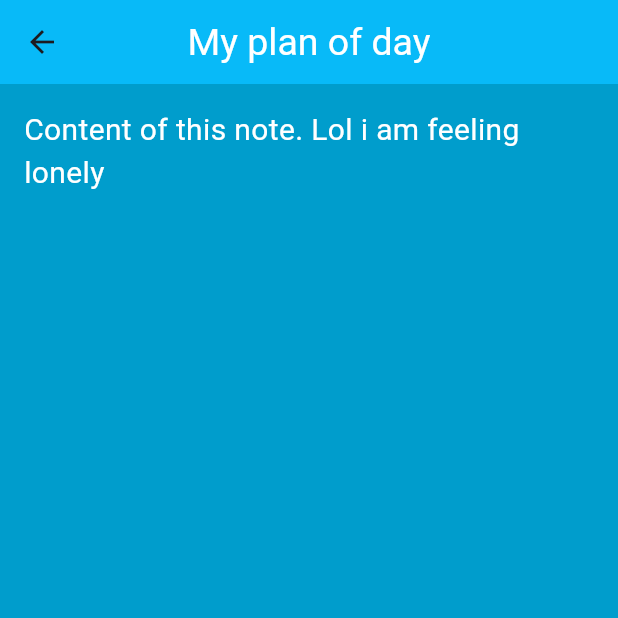
After one commit to faridun-dev/Notes-App, a Flutter app: the screen it shows after launch, after a tap on "My plan of day", on a phone screen of 412 x 824 dp, the top half of it. The commit adds this screen. Run offline on Flutter 3.47's test engine with Material 3 defaults, Android fonts, the phone set to English and light mode, and no system bars.

Commit message:
New Feature: Opening note by tapping on note card

```diff
--- a/lib/pages/home_page.dart
+++ b/lib/pages/home_page.dart
@@ -1,5 +1,6 @@
 import 'package:flutter/material.dart';
 import 'package:notes_app/consts/colors.dart';
+import 'package:notes_app/pages/note_page.dart';
 import 'package:notes_app/utils/add_button_util.dart';
 import 'package:notes_app/utils/app_bar.dart';
 import 'package:notes_app/utils/note_card.dart';
@@ -60,9 +61,22 @@ class _HomePageState extends State<HomePage> {
               ),
             ),
           ),
-          child: NoteCard(
-            title: notes[index][0],
-            content: notes[index][1],
+          child: GestureDetector(
+            onTap: () {
+              Navigator.push(
+                context,
+                MaterialPageRoute(
+                  builder: (context) => NotePage(
+                    notes: notes,
+                    index: index,
+                  ),
+                ),
+              );
+            },
+            child: NoteCard(
+              title: notes[index][0],
+              content: notes[index][1],
+            ),
           ),
         ),
       ),
--- /dev/null
+++ b/lib/pages/note_page.dart
@@ -0,0 +1,52 @@
+import 'package:flutter/material.dart';
+import 'package:notes_app/consts/colors.dart';
+import 'package:notes_app/utils/note_page_app_bar.dart';
+
+class NotePage extends StatefulWidget {
+  final List notes;
+  final int index;
+
+  const NotePage({
+    super.key,
+    required this.notes,
+    required this.index,
+  });
+
+  @override
+  State<NotePage> createState() => _NotePageState();
+}
+
+class _NotePageState extends State<NotePage> {
+  @override
+  Widget build(BuildContext context) {
+    return Scaffold(
+      backgroundColor: backgroundColor,
+      appBar: AppBar(
+        title: Text(
+          widget.notes[widget.index][0],
+        ),
+        elevation: 3,
+        centerTitle: true,
+        titleTextStyle: const TextStyle(
+          color: fontColor,
+          fontSize: 25.0,
+        ),
+        backgroundColor: foregroundColor,
+      ),
+      body: Padding(
+        padding: const EdgeInsets.all(16.0),
+        child: Column(
+          children: [
+            Text(
+              widget.notes[widget.index][1],
+              style: const TextStyle(
+                color: fontColor,
+                fontSize: 20.0,
+              ),
+            )
+          ],
+        ),
+      ),
+    );
+  }
+}
--- /dev/null
+++ b/lib/utils/note_page_app_bar.dart
@@ -0,0 +1,13 @@
+import 'package:flutter/material.dart';
+import 'package:notes_app/consts/colors.dart';
+
+final AppBar notePageAppBar = AppBar(
+  title: const Text("Notes"),
+  elevation: 3,
+  centerTitle: true,
+  titleTextStyle: const TextStyle(
+    color: fontColor,
+    fontSize: 25.0,
+  ),
+  backgroundColor: foregroundColor,
+);
```
